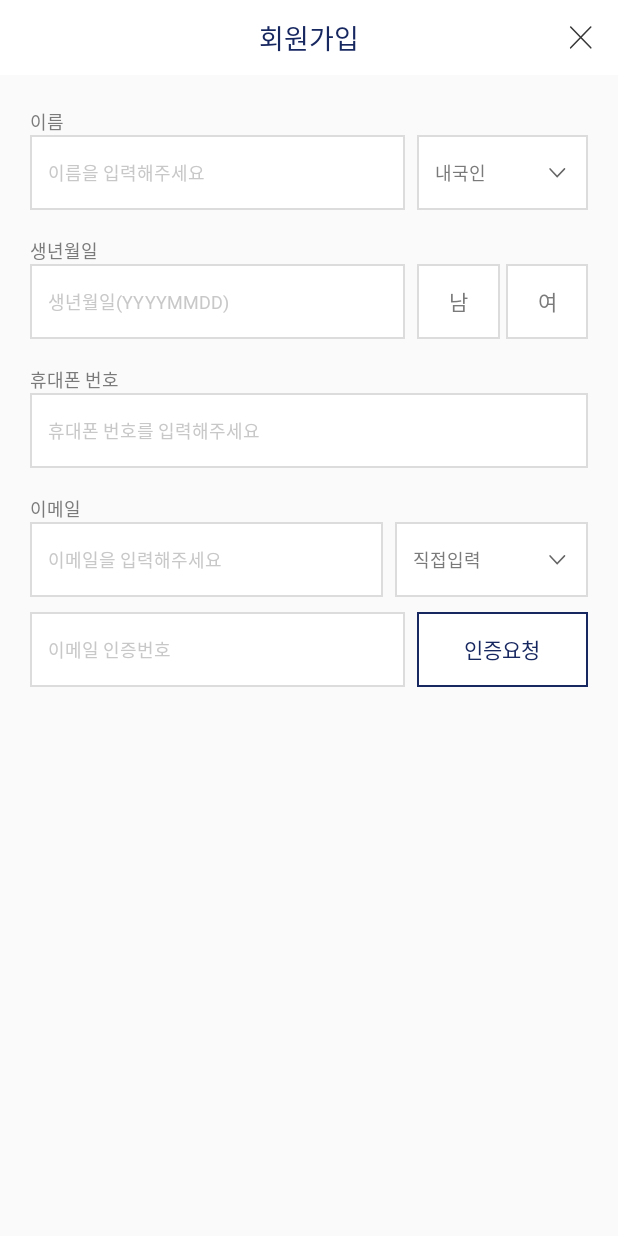
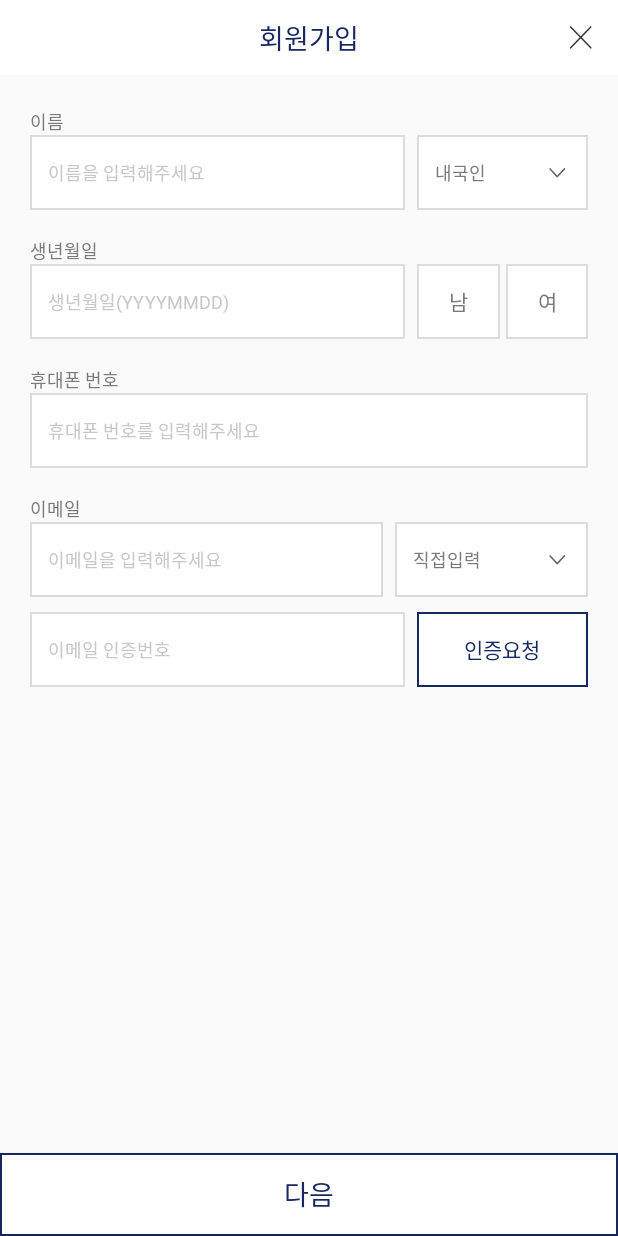
Before and after one commit to SongChaeYoung98/test-application, an Android app: the screen it shows after launch (edit_text), on a phone screen of 412 x 824 dp. Run offline under Robolectric (Android 15) with nearby library versions, the phone set to English and light mode, and no system bars.

Commit message:
[UPDATE] 과제 8-1
9일차 (23.11.30)
Author : SongChaeYoung98
2023-11-17 10:32

```diff
--- a/app/src/main/res/layout/edit_text.xml
+++ b/app/src/main/res/layout/edit_text.xml
@@ -257,6 +257,20 @@
         </LinearLayout>
 
     </LinearLayout>
+    <View
+        android:layout_width="0dp"
+        android:layout_height="0dp"
+        android:layout_weight="1"
+        android:layout_gravity="center_horizontal"/>
+    <Button
+        android:layout_width="match_parent"
+        android:layout_height="55dp"
+        android:text="@string/edit_text_next"
+        android:textColor="@color/main"
+        android:textSize="18sp"
+        android:includeFontPadding="false"
+        android:fontFamily="@font/notosans_regular_ttf"
+        android:background="@drawable/btn_main_stroke"/>
 
 
 
--- a/app/src/main/res/values/strings.xml
+++ b/app/src/main/res/values/strings.xml
@@ -25,5 +25,6 @@
     <string name="edit_text_female">여</string>
     <string name="edit_text_direct_input">직접입력</string>
     <string name="edit_text_auth_req">인증요청</string>
+    <string name="edit_text_next">다음</string>
 
 </resources>
--- a/build.gradle.kts
+++ b/build.gradle.kts
@@ -1,4 +1,4 @@
 // Top-level build file where you can add configuration options common to all sub-projects/modules.
 plugins {
-    id("com.android.application") version "8.1.3" apply false
+    id("com.android.application") version "8.1.4" apply false
 }
```
